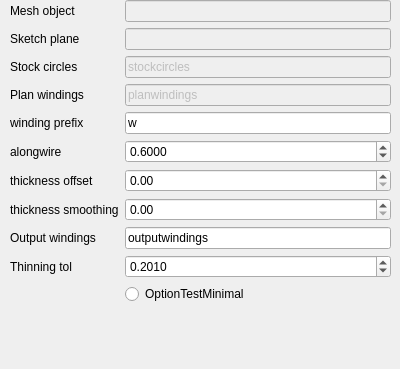
Qt form freecadmacros/genpathfromplanwindingstask.ui (trilbytim/geodesic) before a commit; both pictures show x 0 to 400 and y 0 to 369 of the 400 by 542 pixel window.
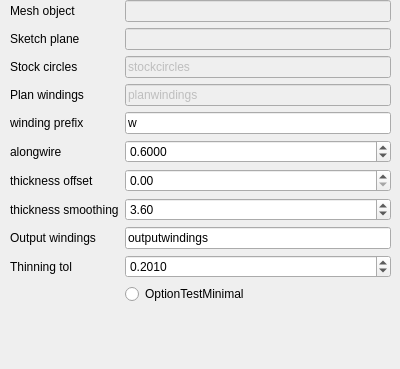
The same form after that commit.

The edit to the form file:
```diff
--- a/freecadmacros/genpathfromplanwindingstask.ui
+++ b/freecadmacros/genpathfromplanwindingstask.ui
@@ -203,6 +203,9 @@
       <property name="maximum">
        <double>10.000000000000000</double>
       </property>
+      <property name="value">
+       <double>3.600000000000000</double>
+      </property>
      </widget>
     </item>
    </layout>
```
